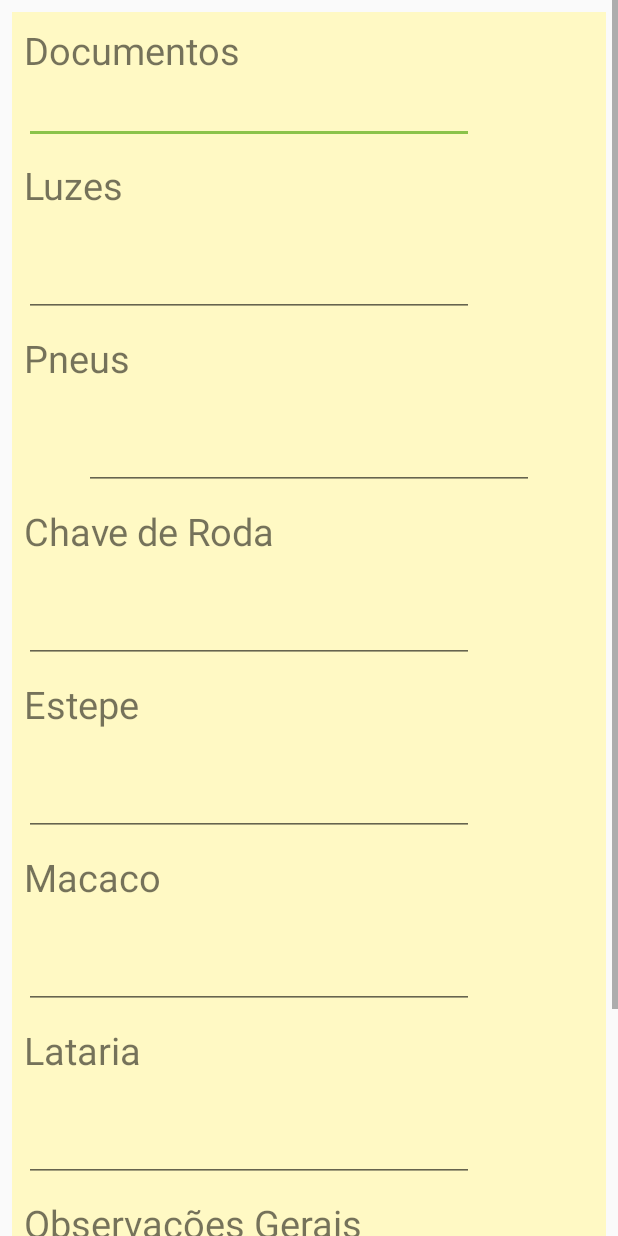
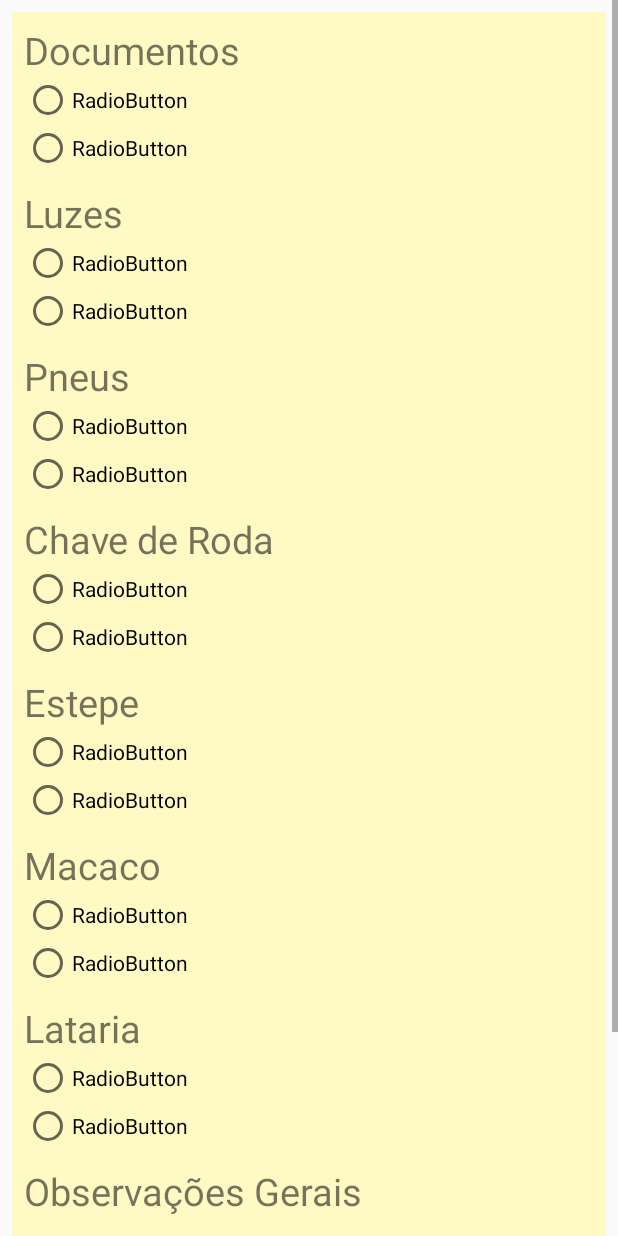
Before and after one commit to johnpaini/SysFrota, an Android app: the layout check_list.xml on its own in the app's theme, with its tools: preview values and no code run, on a phone screen of 412 x 824 dp. Run offline under Robolectric (Android 15) with nearby library versions, the phone set to English and light mode, and no system bars.

Commit message:
detalhamento de telas e correçoes

```diff
--- a/app/src/main/java/com/example/testes/CadastroAbastecimentoActivity.java
+++ b/app/src/main/java/com/example/testes/CadastroAbastecimentoActivity.java
@@ -100,7 +100,7 @@ public class CadastroAbastecimentoActivity extends AppCompatActivity implements
                 abastecimento.setVeiculoId(1);
 
 
-              ;
+
 
                helper.RegistrarAbastecimento(abastecimento);
 
--- a/app/src/main/java/com/example/testes/MainActivity.java
+++ b/app/src/main/java/com/example/testes/MainActivity.java
@@ -57,6 +57,8 @@ public class MainActivity extends AppCompatActivity implements View.OnClickListe
 //                String pass = b.toString();
 
                 // helper.encontrarSenha();
+
+
                 Intent i = new Intent(this, CadastroAbastecimentoActivity.class);
                 startActivity(i);
                 Toast.makeText(this, "Que bom que voltou!", Toast.LENGTH_LONG).show();
--- /dev/null
+++ b/app/src/main/java/com/example/testes/OptionsActivity.java
@@ -0,0 +1,4 @@
+package com.example.testes;
+
+public class OptionsActivity {
+}
--- a/app/src/main/java/com/example/testes/model/Percurso.java
+++ b/app/src/main/java/com/example/testes/model/Percurso.java
@@ -11,7 +11,7 @@ public class Percurso {
     Integer kmInicial, KmFinal, kmTotal;
     String horaInicial, horaFinal;
     Vistoria vistoria;
-
+    String MesAno;
 
     @Override
     public String toString() {
@@ -30,7 +30,7 @@ public class Percurso {
                 '}';
     }
 
-    String MesAno;
+
 
     public Itinerario getItinerario() {
         return itinerario;
--- a/app/src/main/res/layout/check_list.xml
+++ b/app/src/main/res/layout/check_list.xml
@@ -1,9 +1,9 @@
 <?xml version="1.0" encoding="utf-8"?>
 <ScrollView xmlns:android="http://schemas.android.com/apk/res/android"
+    xmlns:tools="http://schemas.android.com/tools"
     android:layout_width="match_parent"
     android:layout_height="match_parent">
-<LinearLayout xmlns:android="http://schemas.android.com/apk/res/android"
-    xmlns:tools="http://schemas.android.com/tools"
+<LinearLayout
     android:layout_width="match_parent"
     android:layout_height="match_parent"
     android:layout_margin="8dp"
@@ -12,6 +12,10 @@
     android:padding="8dp"
     tools:context=".MainActivity">
 
+    <RadioGroup
+        android:layout_width="match_parent"
+        android:layout_height="match_parent" />
+
     <TextView
         android:layout_width="match_parent"
         android:layout_height="wrap_content"
@@ -19,12 +23,17 @@
         android:textSize="25sp"
         android:text="@string/documentos" />
 
-    <EditText
-        android:id="@+id/edit_documentos"
-        android:layout_width="300dp"
-        android:layout_gravity="left"
+    <RadioButton
+        android:id="@+id/radioButton"
+        android:layout_width="131dp"
         android:layout_height="wrap_content"
-        android:text="" />
+        android:text="RadioButton" />
+
+    <RadioButton
+        android:id="@+id/radioButton2"
+        android:layout_width="129dp"
+        android:layout_height="wrap_content"
+        android:text="RadioButton" />
 
     <TextView
         android:layout_width="wrap_content"
@@ -34,33 +43,36 @@
         android:text="@string/luzes" />
 
 
+    <RadioButton
+        android:id="@+id/radioButton3"
+        android:layout_width="126dp"
+        android:layout_height="wrap_content"
+        android:text="RadioButton" />
 
-    <EditText
-        android:id="@+id/edit_luzes"
-        android:layout_width="300dp"
-        android:layout_marginTop="25sp"
-        android:layout_gravity="left"
+    <RadioButton
+        android:id="@+id/radioButton4"
+        android:layout_width="126dp"
         android:layout_height="wrap_content"
-        android:inputType="numberSigned"
-        android:text="" />
+        android:text="RadioButton" />
 
     <TextView
         android:layout_width="wrap_content"
         android:layout_height="wrap_content"
         android:layout_marginTop="10dp"
-        android:textSize="25sp"
-        android:text="@string/pneus" />
+        android:text="@string/pneus"
+        android:textSize="25sp" />
 
+    <RadioButton
+        android:id="@+id/radioButton5"
+        android:layout_width="126dp"
+        android:layout_height="wrap_content"
+        android:text="RadioButton" />
 
-
-    <EditText
-        android:id="@+id/edit_pneus"
-        android:layout_width="300dp"
-        android:layout_marginTop="25sp"
-        android:layout_gravity="center"
+    <RadioButton
+        android:id="@+id/radioButton6"
+        android:layout_width="126dp"
         android:layout_height="wrap_content"
-        android:inputType="numberPassword"
-        android:text="" />
+        android:text="RadioButton" />
 
     <TextView
         android:layout_width="wrap_content"
@@ -70,15 +82,17 @@
         android:text="@string/chave_roda" />
 
 
+    <RadioButton
+        android:id="@+id/radioButton7"
+        android:layout_width="match_parent"
+        android:layout_height="wrap_content"
+        android:text="RadioButton" />
 
-    <EditText
-        android:id="@+id/edit_chave_roda"
-        android:layout_width="300dp"
-        android:layout_marginTop="25sp"
-        android:layout_gravity="left"
+    <RadioButton
+        android:id="@+id/radioButton8"
+        android:layout_width="match_parent"
         android:layout_height="wrap_content"
-        android:inputType="date"
-        android:text="" />
+        android:text="RadioButton" />
 
     <TextView
         android:layout_width="wrap_content"
@@ -88,15 +102,17 @@
         android:text="@string/estepe" />
 
 
+    <RadioButton
+        android:id="@+id/radioButton9"
+        android:layout_width="match_parent"
+        android:layout_height="wrap_content"
+        android:text="RadioButton" />
 
-    <EditText
-        android:id="@+id/edit_estepe"
-        android:layout_width="300dp"
-        android:layout_marginTop="25sp"
-        android:layout_gravity="left"
+    <RadioButton
+        android:id="@+id/radioButton10"
+        android:layout_width="match_parent"
         android:layout_height="wrap_content"
-        android:inputType="numberSigned"
-        android:text="" />
+        android:text="RadioButton" />
 
     <TextView
         android:layout_width="wrap_content"
@@ -106,15 +122,17 @@
         android:text="@string/macaco" />
 
 
+    <RadioButton
+        android:id="@+id/radioButton11"
+        android:layout_width="match_parent"
+        android:layout_height="wrap_content"
+        android:text="RadioButton" />
 
-    <EditText
-        android:id="@+id/edit_macaco"
-        android:layout_width="300dp"
-        android:layout_marginTop="25sp"
-        android:layout_gravity="left"
+    <RadioButton
+        android:id="@+id/radioButton12"
+        android:layout_width="match_parent"
         android:layout_height="wrap_content"
-        android:inputType="numberSigned"
-        android:text="" />
+        android:text="RadioButton" />
 
     <TextView
         android:layout_width="wrap_content"
@@ -124,15 +142,17 @@
         android:text="@string/lataria" />
 
 
+    <RadioButton
+        android:id="@+id/radioButton13"
+        android:layout_width="match_parent"
+        android:layout_height="wrap_content"
+        android:text="RadioButton" />
 
-    <EditText
-        android:id="@+id/edit_lataria"
-        android:layout_width="300dp"
-        android:layout_marginTop="25sp"
-        android:layout_gravity="left"
+    <RadioButton
+        android:id="@+id/radioButton14"
+        android:layout_width="match_parent"
         android:layout_height="wrap_content"
-        android:inputType="numberSigned"
-        android:text="" />
+        android:text="RadioButton" />
 
     <TextView
         android:layout_width="wrap_content"
@@ -142,15 +162,25 @@
         android:text="@string/observacoes_gerais" />
 
 
+    <RadioGroup
+        android:layout_width="match_parent"
+        android:layout_height="match_parent" />
+
+    <RadioGroup
+        android:layout_width="match_parent"
+        android:layout_height="match_parent" />
+
+    <RadioGroup
+        android:layout_width="match_parent"
+        android:layout_height="match_parent" />
 
     <EditText
-        android:id="@+id/edit_observacoes_gerais"
-        android:layout_width="300dp"
-        android:layout_marginTop="25sp"
-        android:layout_gravity="left"
-        android:layout_height="wrap_content"
-        android:inputType="numberSigned"
-        android:text="" />
+        android:id="@+id/editTextTextMultiLine"
+        android:layout_width="match_parent"
+        android:layout_height="70dp"
+        android:ems="10"
+        android:gravity="start|top"
+        android:inputType="textMultiLine" />
 
     <Button
         android:id="@+id/button_inscrever"
@@ -159,8 +189,8 @@
         android:layout_marginTop="50dp"
         android:background="@color/colorAccent"
         android:onClick="submit"
-        android:textColor="@color/colorLight"
-        android:text="@string/inscrever" />
+        android:text="@string/inscrever"
+        android:textColor="@color/colorLight" />
 
 
 </LinearLayout>
```
Also changed, not shown: app/src/main/res/layout/options.xml (added, +69 -0 lines).
